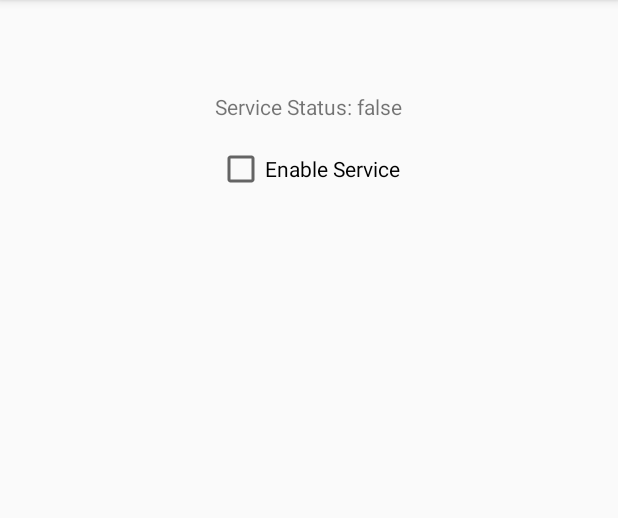
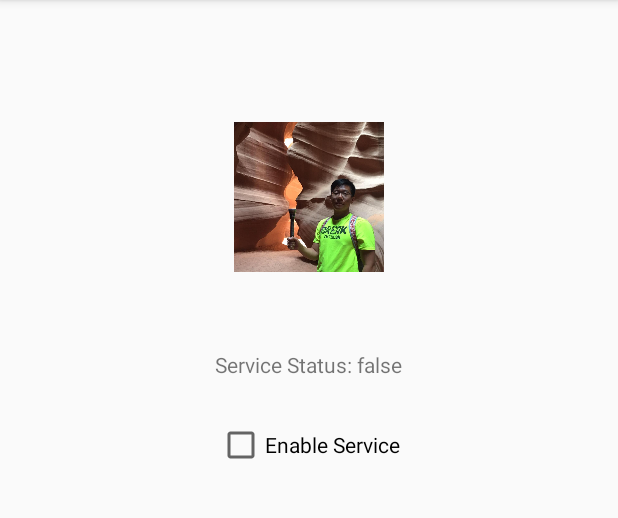
Before and after one commit to x65han/Emotify, an Android app: the screen it shows after launch (MainActivity), on a phone screen of 412 x 824 dp, the part 84-602 px from its top. Run offline under Robolectric (Android 15) with nearby library versions, the phone set to English and light mode, and no system bars; 1 statement that could not run was skipped.

Commit message:
Add Interal Icon Image

```diff
--- a/app/src/main/java/unisound/emotify/MainActivity.java
+++ b/app/src/main/java/unisound/emotify/MainActivity.java
@@ -3,6 +3,7 @@ package unisound.emotify;
 import android.app.ActivityManager;
 import android.content.Context;
 import android.content.Intent;
+import android.media.Image;
 import android.media.MediaPlayer;
 import android.provider.Settings;
 import android.support.v7.app.AppCompatActivity;
@@ -10,6 +11,7 @@ import android.os.Bundle;
 import android.util.Log;
 import android.widget.CheckBox;
 import android.widget.CompoundButton;
+import android.widget.ImageView;
 import android.widget.TextView;
 import android.widget.Toast;
 
@@ -25,7 +27,7 @@ public class MainActivity extends AppCompatActivity {
         // create Media
         MediaPlayer positiveAudio = MediaPlayer.create(MainActivity.this, unisound.emotify.R.raw.positive);
         MediaPlayer negativeAudio = MediaPlayer.create(MainActivity.this, unisound.emotify.R.raw.negative);
-        AudioValet setupAM = new AudioValet(positiveAudio, negativeAudio);
+        new AudioValet(positiveAudio, negativeAudio);
         // run service
         startService(new Intent(this, NotificationManager.class));
         // Create UI Component
--- a/app/src/main/res/layout/activity_main.xml
+++ b/app/src/main/res/layout/activity_main.xml
@@ -1,5 +1,6 @@
 <?xml version="1.0" encoding="utf-8"?>
 <RelativeLayout xmlns:android="http://schemas.android.com/apk/res/android"
+    xmlns:app="http://schemas.android.com/apk/res-auto"
     xmlns:tools="http://schemas.android.com/tools"
     android:layout_width="match_parent"
     android:layout_height="match_parent"
@@ -9,13 +10,25 @@
     android:paddingTop="@dimen/activity_vertical_margin"
     tools:context=".MainActivity">
 
+    <ImageView
+        android:layout_width="wrap_content"
+        android:layout_height="wrap_content"
+        app:srcCompat="@raw/app_internal_icon"
+        android:id="@+id/iv1"
+        android:layout_marginTop="65dp"
+        android:adjustViewBounds="true"
+        android:maxHeight="100dp"
+        android:maxWidth = "100dp"
+        android:layout_alignParentTop="true"
+        android:layout_centerHorizontal="true" />
+
     <TextView
         android:text="TextView"
         android:layout_width="wrap_content"
         android:layout_height="wrap_content"
-        android:layout_marginTop="45dp"
+        android:layout_marginTop="52dp"
         android:id="@+id/tv1"
-        android:layout_alignParentTop="true"
+        android:layout_below="@+id/iv1"
         android:layout_centerHorizontal="true" />
 
     <CheckBox
@@ -23,8 +36,8 @@
         android:layout_width="wrap_content"
         android:layout_height="wrap_content"
         android:id="@+id/cb1"
+        android:layout_marginTop="28dp"
         android:layout_below="@+id/tv1"
-        android:layout_centerHorizontal="true"
-        android:layout_marginTop="16dp" />
+        android:layout_centerHorizontal="true" />
 
 </RelativeLayout>
```
Also changed, not shown: app/src/main/res/raw/app_internal_icon.jpg (added).
